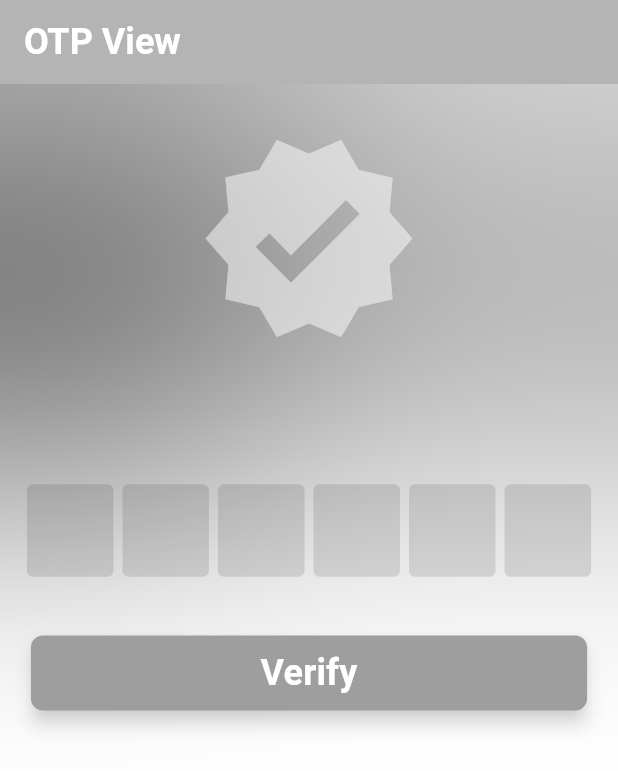
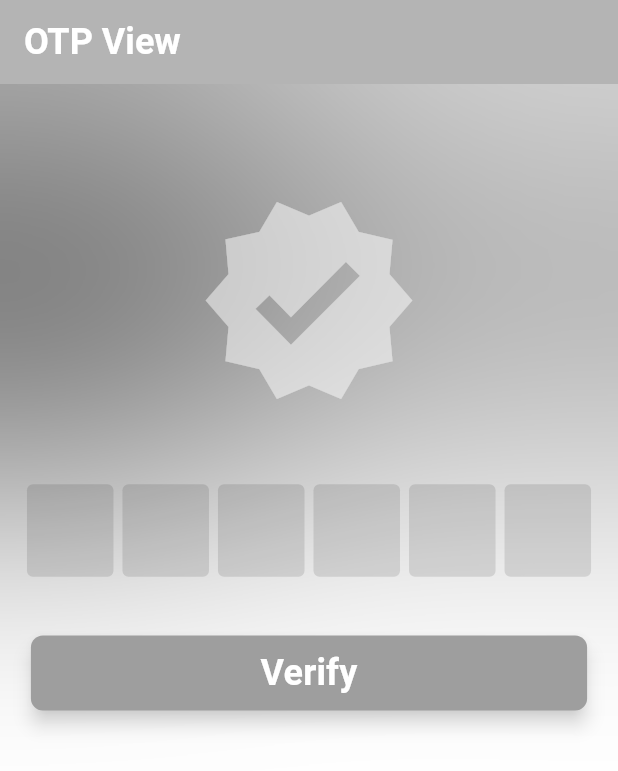
Before and after one commit to BaselHegazi226/auth_app, a Flutter app: the OtpView screen opened by its route, on a phone screen of 412 x 824 dp. Shown: the top 771 px of the screen. Run offline on Flutter 3.47's test engine with Material 3 defaults, Android fonts, the phone set to English and light mode, and no system bars; our stand-ins replace awesome_dialog, bloc, cached_network_image, dartz, firebase_auth, firebase_core and 7 more; missing offline and left inert: flutter_facebook_auth; accounts and stored records are empty; network calls fail; Roboto replaces fonts that are missing (cairo).

Commit message:
change the position of CustomBigIcon from (alignment: Alignment(0, -1.5),) to (    alignment: Alignment(0, -1.3),)

```diff
--- a/lib/features/auth/presentation/views/widgets/otp_view_widgets/otp_view_body.dart
+++ b/lib/features/auth/presentation/views/widgets/otp_view_widgets/otp_view_body.dart
@@ -33,7 +33,7 @@ class _OtpViewBodyState extends State<OtpViewBody> {
             leftColor: kOtpLeftColor,
           ),
           Align(
-            alignment: Alignment(0, -1.5),
+            alignment: Alignment(0, -1.3),
             child: const CustomBigIcon(iconData: Icons.verified),
           ),
           Align(
```
